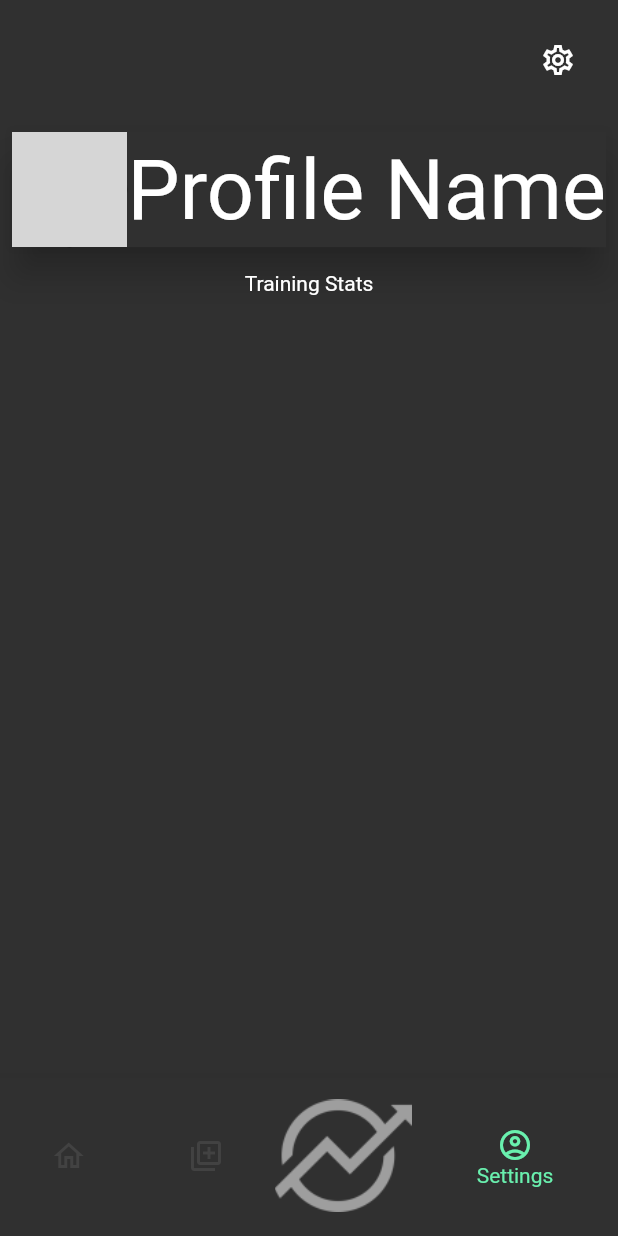
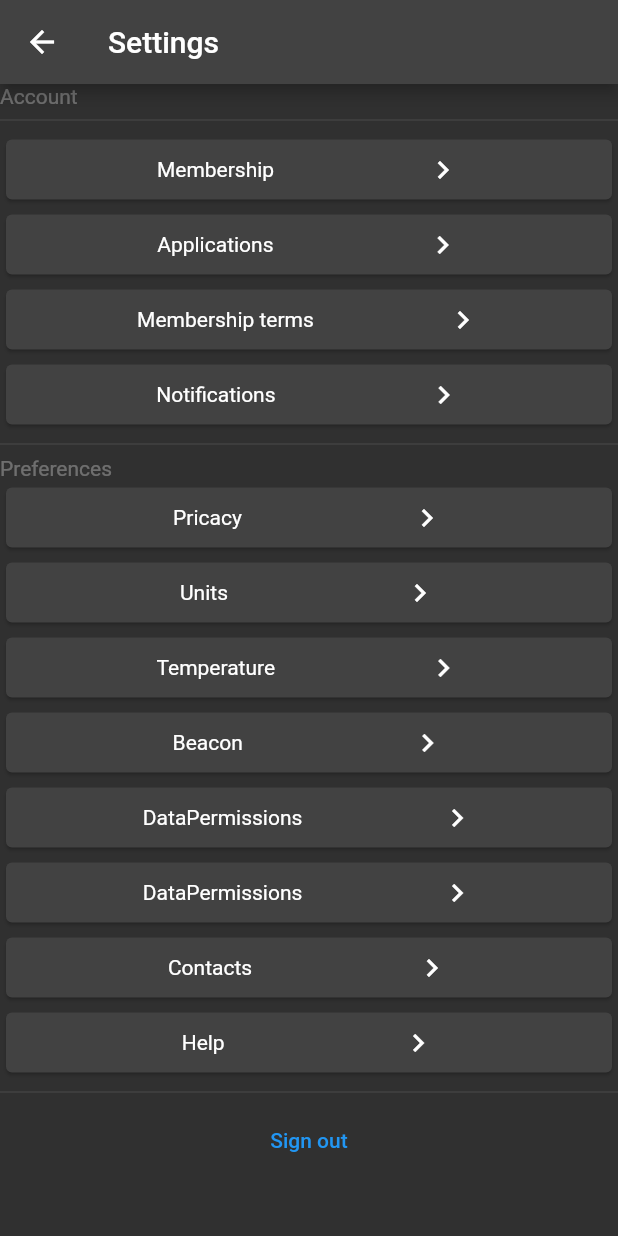
Before and after one commit to johannesskagius/achieve, a Flutter app: the screen it shows after launch, item 4 of the bottom bar chosen, after a tap on the "settings" icon, on a phone screen of 412 x 824 dp. Run offline on Flutter 3.47's test engine with Material 2 defaults, Android fonts, the light colour scheme and no system bars; our stand-ins replace firebase_auth, firebase_core, firebase_database, firebase_storage, image_picker, shared_preferences; accounts and stored records are empty; network calls fail; grey boxes are pictures that could not be loaded.

Commit message:
a long way

```diff
--- a/lib/helper/design_helper.dart
+++ b/lib/helper/design_helper.dart
@@ -11,13 +11,18 @@ class DesignHelper {
   static Text Header(String _title) {
     return Text(
       _title,
-      style: TextStyle(), //TODO set textStyle
+      style: const TextStyle(), //TODO set textStyle
     );
   }
 
+  static TextStyle buttonStandard(){
+    return const TextStyle( );
+  }
 
-  static TextStyle buttonStandard(){
-    return TextStyle( );
+  static TextStyle barelyVisible(){
+    return const TextStyle(
+      color: Colors.white30,
+    );
   }
 
   static Divider dividerStd(){
--- a/lib/profile.dart
+++ b/lib/profile.dart
@@ -3,6 +3,8 @@ import 'dart:io';
 import 'package:achieve/helper/design_helper.dart';
 import 'package:achieve/user/LocalUser.dart';
 import 'package:flutter/material.dart';
+
+import 'settings.dart';
 
 class Profile extends StatefulWidget {
   Profile(this._img, {Key? key}) : super(key: key);
@@ -21,6 +23,7 @@ class _ProfileState extends State<Profile> {
   @override
   Widget build(BuildContext context) {
     final _height = MediaQuery.of(context).size.height-AppBar().preferredSize.height;
+    bool _isIOS = Theme.of(context).platform == TargetPlatform.iOS;
     return Scaffold(
       body: Column(
         children: [
@@ -29,7 +32,9 @@ class _ProfileState extends State<Profile> {
             child: Padding(
                 padding: const EdgeInsets.all(16),
                 child: IconButton(
-                    onPressed: () {},
+                    onPressed: () {
+                      Navigator.push(context, MaterialPageRoute(builder: (context) => Settings(_isIOS)));
+                    },
                     icon: const Icon(Icons.settings_outlined))),
           ),
           Padding(
@@ -67,7 +72,13 @@ class _ProfileState extends State<Profile> {
               mainAxisAlignment: MainAxisAlignment.spaceEvenly,
               crossAxisAlignment: CrossAxisAlignment.start,
               children: [
+                Container(margin: const EdgeInsets.all(8),child: const Text('Followers')),
                 Container(margin: const EdgeInsets.all(8),child: const Text('Training Stats')),
+                Container(margin: const EdgeInsets.all(8),child: const Text('Sessions this year')),
+                Container(margin: const EdgeInsets.all(8),child: const Text('Activities')),
+                Container(margin: const EdgeInsets.all(8),child: const Text('Posts')),
+                Container(margin: const EdgeInsets.all(8),child: const Text('Gear')),
+                Container(margin: const EdgeInsets.all(8),child: const Text('Classes')),
               ],
             ),
           ),
--- /dev/null
+++ b/lib/settings.dart
@@ -0,0 +1,68 @@
+import 'package:achieve/helper/design_helper.dart';
+import 'package:achieve/user/LocalUser.dart';
+import 'package:flutter/cupertino.dart';
+import 'package:flutter/material.dart';
+
+class Settings extends StatelessWidget {
+  const Settings(this._ios, {Key? key}) : super(key: key);
+  final bool _ios;
+  @override
+  Widget build(BuildContext context) {
+    return Scaffold(
+      appBar: AppBar(
+        title: const Text('Settings'),
+      ),
+      body: Container(
+        child: SingleChildScrollView(
+          child: ListView(
+            shrinkWrap: true,
+            children: [
+              Text('Account', style: DesignHelper.barelyVisible(),),
+              const Divider(),
+              _getCard('Membership'),
+              _getCard('Applications'),
+              _getCard('Membership terms'),
+              _getCard('Notifications'),
+              const Divider(),
+              Text('Preferences', style: DesignHelper.barelyVisible(),),
+              _getCard('Pricacy'),
+              _getCard('Units'),
+              _getCard('Temperature'),
+              _getCard('Beacon'),
+              _getCard('DataPermissions'),
+              _getCard('DataPermissions'),
+              _getCard('Contacts'),
+              _getCard('Help'),
+              const Divider(),
+              _ios ? CupertinoButton.filled(child: const Text('Sign out'), onPressed: (){
+                LocalUser.signOut();
+              }) : TextButton(onPressed: (){
+                LocalUser.signOut();
+              }, child: const Text('Sign out'))
+            ],
+          ),
+        ),
+      ),
+    );
+  }
+}
+
+Padding _getCard(String _title) {
+  return Padding(
+    padding: const EdgeInsets.symmetric(vertical: 1.0),
+    child: GestureDetector(
+      child: Card(
+        child: SizedBox(
+          height: 40,
+          child: Row(
+            mainAxisAlignment: MainAxisAlignment.spaceEvenly,
+            children: [
+              Text(_title),
+              const Icon(Icons.navigate_next),
+            ],
+          ),
+        ),
+      ),
+    ),
+  );
+}
```
Also changed, not shown: 44 other files.
